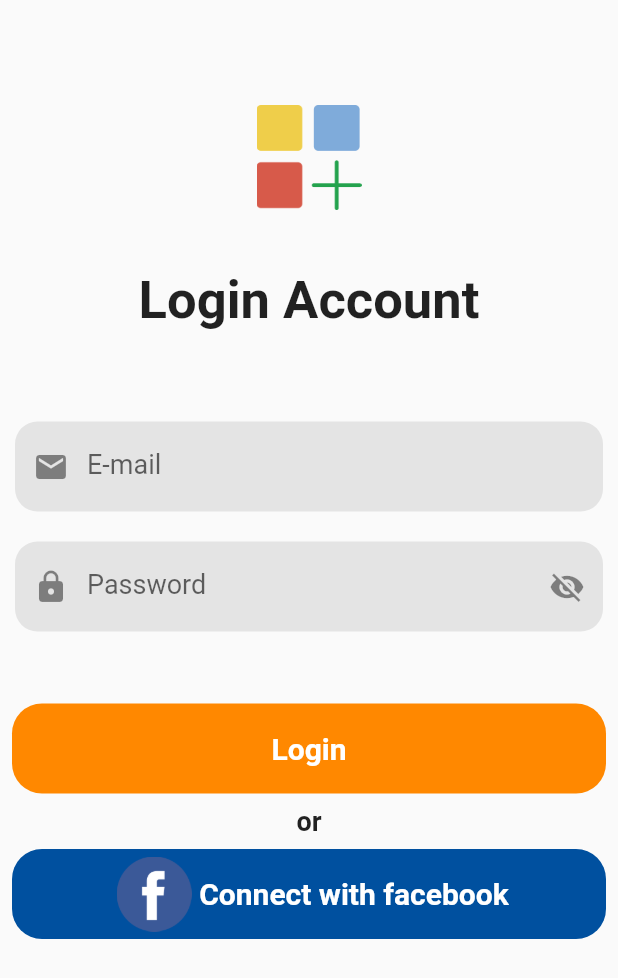
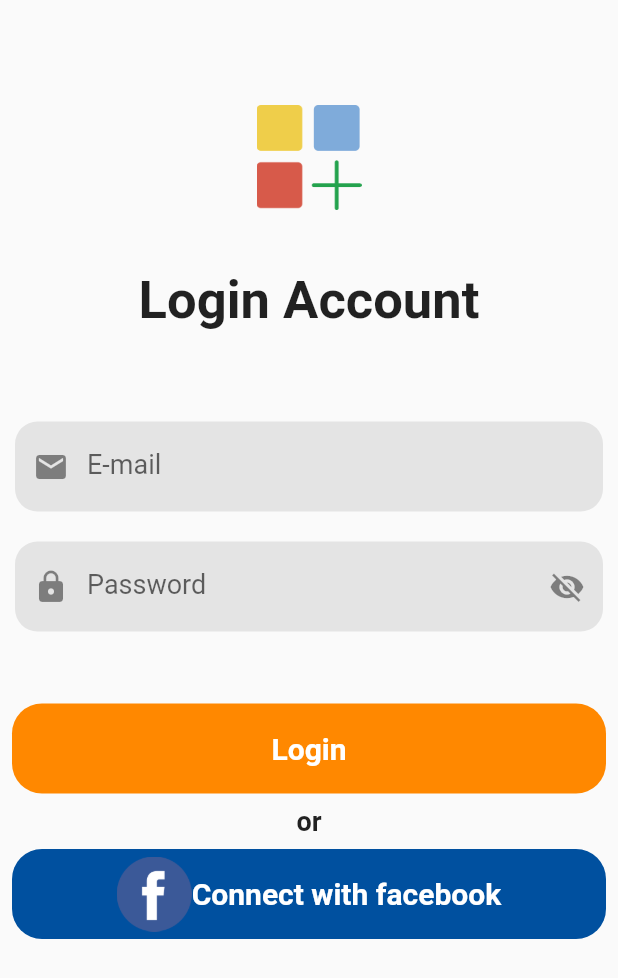
Before and after one commit to luonverak/FirebaseFlutter-2-3, a Flutter app: the screen it shows after launch, on a phone screen of 412 x 824 dp. Shown: the top 978 px of the screen. Run offline on Flutter 3.47's test engine with Material 2 defaults, Android fonts, the phone set to English and light mode, and no system bars; our stand-ins replace firebase_core, get; accounts and stored records are empty.

Commit message:
code commit

```diff
--- a/lib/auth/view/login_screen.dart
+++ b/lib/auth/view/login_screen.dart
@@ -1,5 +1,6 @@
 import 'package:flutter/material.dart';
 import 'package:flutter_firebase/widget/font_colors.dart';
+import 'package:get/get.dart';
 
 import '../widget/button_custom.dart';
 import '../widget/input_field.dart';
--- a/lib/auth/widget/button_custom.dart
+++ b/lib/auth/widget/button_custom.dart
@@ -23,14 +23,13 @@ class ButtonCustom extends StatelessWidget {
           color: backgroundButton,
           borderRadius: BorderRadius.circular(20),
         ),
-        child: Center(
         child: Row(
           mainAxisAlignment: MainAxisAlignment.center,
           children: [
             icon == null
                 ? const Text('')
                 : Padding(
-                      padding: const EdgeInsets.all(5.0),
+                    padding: const EdgeInsets.only(top: 5, bottom: 5),
                     child: Image.asset(
                       icon!,
                     ),
@@ -42,9 +41,9 @@ class ButtonCustom extends StatelessWidget {
                 fontWeight: FontWeight.bold,
                 fontSize: 20,
               ),
+              textAlign: TextAlign.center,
             ),
           ],
-          ),
         ),
       ),
     );
--- a/lib/main.dart
+++ b/lib/main.dart
@@ -1,5 +1,6 @@
 import 'package:firebase_core/firebase_core.dart';
 import 'package:flutter/material.dart';
+import 'package:get/get.dart';
 
 import 'auth/view/login_screen.dart';
 
@@ -14,7 +15,7 @@ class MyApp extends StatelessWidget {
 
   @override
   Widget build(BuildContext context) {
-    return MaterialApp(
+    return GetMaterialApp(
       debugShowCheckedModeBanner: false,
       home: LoginScreen(),
     );
```
Lines whose indentation alone changed are shown as unchanged.
